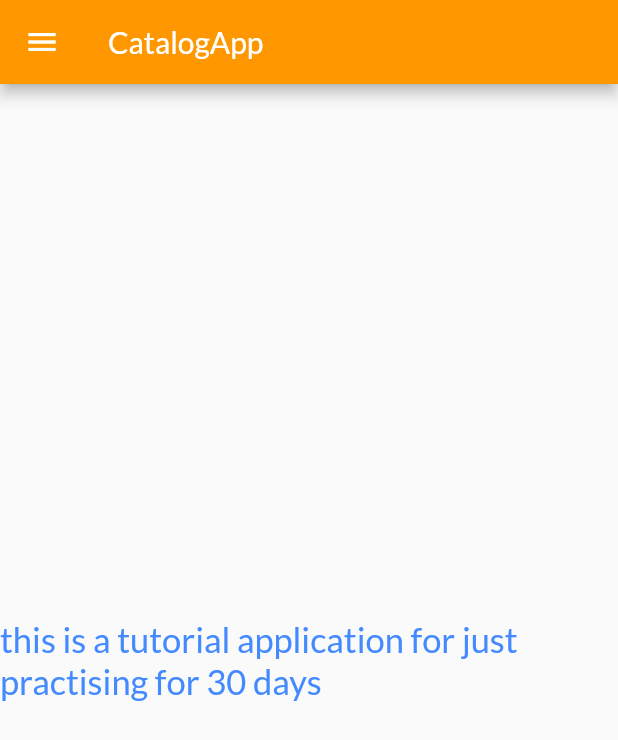
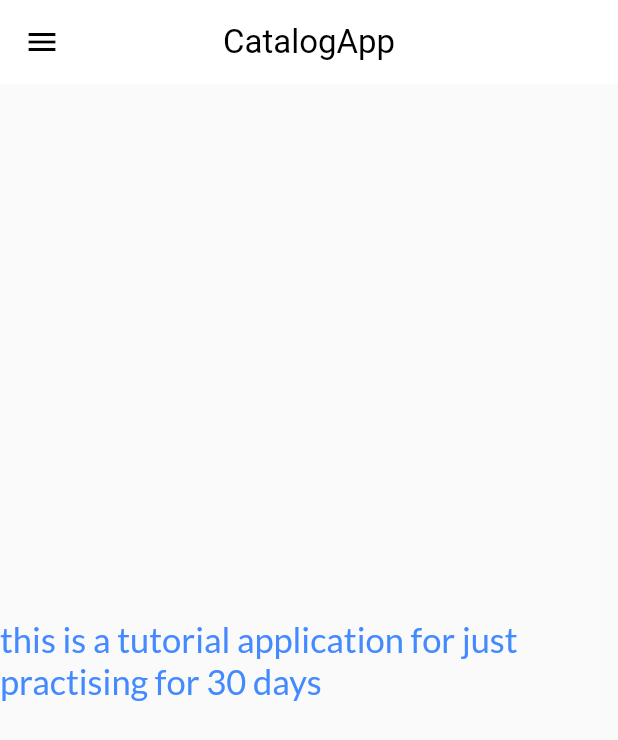
Before and after one commit to jay1906/flutter_Training-, a Flutter app: the screen it shows after launch, on a phone screen of 412 x 824 dp. Shown: the top 740 px of the screen. Run offline on Flutter 3.47's test engine with Material 2 defaults, Android fonts, the phone set to English and light mode, and no system bars; our stand-ins replace google_fonts.

Commit message:
themes extracted

```diff
--- /dev/null
+++ b/lib/Widgets/theme.dart
@@ -0,0 +1,19 @@
+import 'package:flutter/material.dart';
+import 'package:google_fonts/google_fonts.dart';
+
+class Mytheme {
+  static ThemeData get lighttheme => ThemeData(
+      primarySwatch: Colors.deepPurple,
+      fontFamily: GoogleFonts.lato().fontFamily,
+      appBarTheme: AppBarTheme(
+          color: Colors.white,
+          elevation: 0.0,
+          iconTheme: IconThemeData(color: Colors.black),
+          titleTextStyle: TextStyle(
+            color: Colors.black,
+            fontSize: 22,
+          ),
+          centerTitle: true));
+
+  static ThemeData get darktheme => ThemeData(brightness: Brightness.dark);
+}
--- a/lib/home_page.dart
+++ b/lib/home_page.dart
@@ -8,8 +8,9 @@ class HomePage extends StatelessWidget {
   Widget build(BuildContext context) {
     return Scaffold(
         appBar: AppBar(
-          backgroundColor: Colors.orange,
-          title: Text('CatalogApp'),
+          title: Text(
+            'CatalogApp',
+          ),
         ),
         body: Center(
           child: Container(
--- a/lib/main.dart
+++ b/lib/main.dart
@@ -1,4 +1,5 @@
 import 'package:flutter/material.dart';
+import 'package:my_app/Widgets/theme.dart';
 import 'package:my_app/login_page.dart';
 import 'package:google_fonts/google_fonts.dart';
 import 'package:my_app/utils/routes.dart';
@@ -15,10 +16,8 @@ class myapp extends StatelessWidget {
     return MaterialApp(
       debugShowCheckedModeBanner: false,
       themeMode: ThemeMode.light,
-      theme: ThemeData(
-        primarySwatch: Colors.deepPurple,
-        fontFamily: GoogleFonts.lato().fontFamily,
-      ),
+      theme: Mytheme.lighttheme,
+      darkTheme: Mytheme.darktheme,
       initialRoute: Myroutes.HomeRoute,
       routes: {
         "/": (context) => LoginPage(),
```
